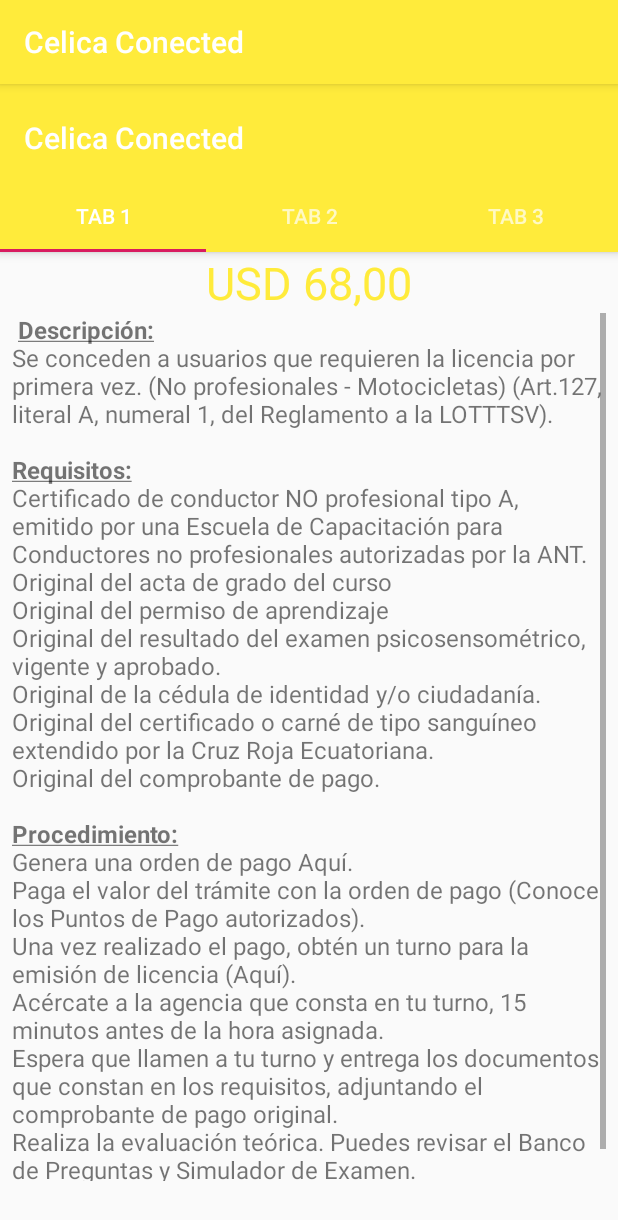
After one commit to xavker/CelicaConected232, an Android app: the fragment Licencia shown on its own in the app's theme, on a phone screen of 412 x 824 dp. The commit adds this screen. Shown: the top 1220 px of the screen. Run offline under Robolectric (Android 15) with nearby library versions, the phone set to English and light mode, and no system bars.

Commit message:
Agregado Tipo de Licencia

```diff
--- /dev/null
+++ b/app/src/main/java/com/xavker/celicaconected23/Navegador/Menu/TipoLicencia/Licencia.java
@@ -0,0 +1,80 @@
+package com.xavker.celicaconected23.Navegador.Menu.TipoLicencia;
+
+
+import android.os.Bundle;
+import android.view.LayoutInflater;
+import android.view.View;
+import android.view.ViewGroup;
+
+import com.google.android.material.tabs.TabLayout;
+import com.xavker.celicaconected23.R;
+
+import androidx.fragment.app.Fragment;
+import androidx.fragment.app.FragmentManager;
+import androidx.fragment.app.FragmentStatePagerAdapter;
+import androidx.viewpager.widget.ViewPager;
+
+
+public class Licencia extends Fragment {
+
+    @Override
+    public View onCreateView(LayoutInflater inflater, ViewGroup container,
+                             Bundle savedInstanceState) {
+        // Inflate the layout for this fragment
+        View view=inflater.inflate(R.layout.fragment_licencia, container, false);
+        MyPagerAdapter myPagerAdapter =new MyPagerAdapter(getActivity().getSupportFragmentManager());
+
+        ViewPager viewPager =  view.findViewById(R.id.container);
+        viewPager.setAdapter(myPagerAdapter);
+
+        TabLayout tabLayout =  view.findViewById(R.id.tabs);
+    //    tabLayout.setupWithViewPager(viewPager);
+
+
+        return view;
+    }
+
+    class MyPagerAdapter extends FragmentStatePagerAdapter {
+        public MyPagerAdapter(FragmentManager fm) {
+            super(fm);
+        }
+
+        @Override
+        public Fragment getItem(int i) {
+            Fragment fragment;
+            switch (i){
+                case 0:
+                    fragment=new TipoA();
+                    break;
+                case 1:
+                    fragment=new TipoB();
+                    break;
+                case 2:
+                    fragment=new TipoC();
+                    break;
+                default:
+                    fragment=null;
+            }
+            return fragment;
+        }
+
+        @Override
+        public int getCount() {
+            return 3;
+        }
+        @Override
+        public CharSequence getPageTitle(int position) {
+            switch (position) {
+                case 0:
+                    return "TIPO A";
+                case 1:
+                    return "TIPO B";
+                case 2:
+                    return "TIPO G";
+            }
+            return null;
+        }
+    }
+
+
+}
--- /dev/null
+++ b/app/src/main/java/com/xavker/celicaconected23/Navegador/Menu/TipoLicencia/TipoA.java
@@ -0,0 +1,36 @@
+package com.xavker.celicaconected23.Navegador.Menu.TipoLicencia;
+
+
+import android.os.Bundle;
+
+import android.text.method.ScrollingMovementMethod;
+import android.view.LayoutInflater;
+import android.view.View;
+import android.view.ViewGroup;
+import android.widget.TextView;
+import com.xavker.celicaconected23.R;
+
+import androidx.fragment.app.Fragment;
+
+/**
+ * A simple {@link Fragment} subclass.
+ */
+public class TipoA extends Fragment {
+
+
+    public TipoA() {
+        // Required empty public constructor
+    }
+
+
+    @Override
+    public View onCreateView(LayoutInflater inflater, ViewGroup container,
+                             Bundle savedInstanceState) {
+        // Inflate the layout for this fragment
+        View view= inflater.inflate(R.layout.fragment_tipoa, container, false);
+        TextView textView=view.findViewById(R.id.tipoa);
+        textView.setMovementMethod(new ScrollingMovementMethod());
+        return view;
+    }
+
+}
--- /dev/null
+++ b/app/src/main/java/com/xavker/celicaconected23/Navegador/Menu/TipoLicencia/TipoB.java
@@ -0,0 +1,34 @@
+package com.xavker.celicaconected23.Navegador.Menu.TipoLicencia;
+
+
+import android.os.Bundle;
+import android.text.method.ScrollingMovementMethod;
+import android.view.LayoutInflater;
+import android.view.View;
+import android.view.ViewGroup;
+import android.widget.TextView;
+import com.xavker.celicaconected23.R;
+
+import androidx.fragment.app.Fragment;
+
+/**
+ * A simple {@link Fragment} subclass.
+ */
+public class TipoB extends Fragment {
+
+
+    public TipoB() {
+        // Required empty public constructor
+    }
+
+
+    @Override
+    public View onCreateView(LayoutInflater inflater, ViewGroup container,
+                             Bundle savedInstanceState) {
+        // Inflate the layout for this fragment
+        View view = inflater.inflate(R.layout.fragment_tipo_b, container, false);
+        TextView textView = view.findViewById(R.id.tipob);
+        textView.setMovementMethod(new ScrollingMovementMethod());
+        return view;
+    }
+}
--- a/app/src/main/java/com/xavker/celicaconected23/Navegador/Navegador.java
+++ b/app/src/main/java/com/xavker/celicaconected23/Navegador/Navegador.java
@@ -21,7 +21,7 @@ import com.xavker.celicaconected23.Navegador.Menu.ConsultarTelefono.Telefono;
 import com.xavker.celicaconected23.Navegador.Menu.EnviarSugerencias.Sugerencias;
 import com.xavker.celicaconected23.Navegador.Menu.Home;
 import com.xavker.celicaconected23.Navegador.Menu.SalirCerrarSecion;
-import com.xavker.celicaconected23.NoConexion.Noconexion;
+import com.xavker.celicaconected23.Navegador.Menu.TipoLicencia.Licencia;
 import com.xavker.celicaconected23.R;
 
 public class Navegador extends AppCompatActivity
@@ -118,7 +118,7 @@ public class Navegador extends AppCompatActivity
 //            fragmentManager.beginTransaction().replace(R.id.contenedor,new MultasTransito()).commit();
 //        }
         else if (id == R.id.licencia) {
-            //fragmentManager.beginTransaction().replace(R.id.contenedor,new Licencia()).commit();
+            fragmentManager.beginTransaction().replace(R.id.contenedor,new Licencia()).commit();
         }
         else if (id == R.id.ser_bachiller) {
             //fragmentManager.beginTransaction().replace(R.id.contenedor,new SerBachiller()).commit();
--- /dev/null
+++ b/app/src/main/res/layout/fragment_licencia.xml
@@ -0,0 +1,68 @@
+<?xml version="1.0" encoding="utf-8"?>
+<FrameLayout xmlns:android="http://schemas.android.com/apk/res/android"
+    xmlns:tools="http://schemas.android.com/tools"
+    android:layout_width="match_parent"
+    android:layout_height="match_parent"
+    xmlns:app="http://schemas.android.com/apk/res-auto"
+    tools:context=".Navegador.Menu.TipoLicencia.Licencia">
+    <androidx.coordinatorlayout.widget.CoordinatorLayout
+
+        android:id="@+id/main_content"
+        android:layout_width="match_parent"
+        android:layout_height="match_parent"
+        android:fitsSystemWindows="true"
+       >
+
+        <com.google.android.material.appbar.AppBarLayout
+            android:id="@+id/appbar"
+            android:layout_width="match_parent"
+            android:layout_height="wrap_content"
+            android:paddingTop="@dimen/appbar_padding_top"
+            android:theme="@style/AppTheme.AppBarOverlay">
+
+            <androidx.appcompat.widget.Toolbar
+                android:id="@+id/toolbar"
+                android:layout_width="match_parent"
+                android:layout_height="?attr/actionBarSize"
+                android:layout_weight="1"
+                android:background="?attr/colorPrimary"
+                app:layout_scrollFlags="scroll|enterAlways"
+                app:popupTheme="@style/AppTheme.PopupOverlay"
+                app:title="@string/app_name">
+
+            </androidx.appcompat.widget.Toolbar>
+
+            <com.google.android.material.tabs.TabLayout
+                android:id="@+id/tabs"
+                android:layout_width="match_parent"
+                android:layout_height="wrap_content">
+
+                <com.google.android.material.tabs.TabItem
+                    android:id="@+id/tabItem"
+                    android:layout_width="wrap_content"
+                    android:layout_height="wrap_content"
+                    android:text="@string/tab_text_1" />
+
+                <com.google.android.material.tabs.TabItem
+                    android:id="@+id/tabItem2"
+                    android:layout_width="wrap_content"
+                    android:layout_height="wrap_content"
+                    android:text="@string/tab_text_2" />
+
+                <com.google.android.material.tabs.TabItem
+                    android:id="@+id/tabItem3"
+                    android:layout_width="wrap_content"
+                    android:layout_height="wrap_content"
+                    android:text="@string/tab_text_3" />
+
+            </com.google.android.material.tabs.TabLayout>
+        </com.google.android.material.appbar.AppBarLayout>
+
+        <androidx.viewpager.widget.ViewPager
+            android:id="@+id/container"
+            android:layout_width="match_parent"
+            android:layout_height="619dp"
+            app:layout_behavior="@string/appbar_scrolling_view_behavior" />
+
+    </androidx.coordinatorlayout.widget.CoordinatorLayout>
+</FrameLayout>
--- /dev/null
+++ b/app/src/main/res/layout/fragment_tipoa.xml
@@ -0,0 +1,36 @@
+<?xml version="1.0" encoding="utf-8"?>
+<FrameLayout xmlns:android="http://schemas.android.com/apk/res/android"
+    xmlns:app="http://schemas.android.com/apk/res-auto"
+    xmlns:tools="http://schemas.android.com/tools"
+    android:layout_width="match_parent"
+    android:layout_height="match_parent"
+    tools:context="Navegador.Menu.TipoLicencia.TipoA">
+
+    <!-- TODO: Update blank fragment layout -->
+    <LinearLayout
+        android:layout_width="match_parent"
+        android:orientation="vertical"
+        android:layout_height="match_parent">
+
+        <TextView
+            android:id="@+id/textView2"
+            android:layout_width="match_parent"
+            android:layout_height="wrap_content"
+            android:gravity="center_horizontal"
+            android:text="@string/costo_a"
+            android:textColor="@color/colorPrimary"
+            android:textSize="30sp" />
+
+        <TextView
+            android:id="@+id/tipoa"
+            android:layout_width="match_parent"
+            android:layout_height="match_parent"
+            android:layout_marginLeft="8dp"
+            android:layout_marginRight="8dp"
+            android:scrollbars="vertical"
+            android:text="@string/texto_tipoa"
+            android:textSize="16sp" />
+
+
+    </LinearLayout>
+</FrameLayout>
--- /dev/null
+++ b/app/src/main/res/values-w820dp/dimens.xml
@@ -0,0 +1,6 @@
+<resources>
+    <!-- Example customization of dimensions originally defined in res/values/dimens.xml
+         (such as screen margins) for screens with more than 820dp of available width. This
+         would include 7" and 10" devices in landscape (~960dp and ~1280dp respectively). -->
+    <dimen name="activity_horizontal_margin">64dp</dimen>
+</resources>
--- a/app/src/main/res/values/dimens.xml
+++ b/app/src/main/res/values/dimens.xml
@@ -5,4 +5,5 @@
     <dimen name="nav_header_vertical_spacing">8dp</dimen>
     <dimen name="nav_header_height">176dp</dimen>
     <dimen name="fab_margin">16dp</dimen>
+    <dimen name="appbar_padding_top">8dp</dimen>
 </resources>
--- a/app/src/main/res/values/strings.xml
+++ b/app/src/main/res/values/strings.xml
@@ -115,4 +115,5 @@
         <item>New Zealand</item>
         <item>India</item>
     </string-array>
+    <string name="title_activity_tipos_licencia">TiposLicencia</string>
 </resources>
--- a/app/src/main/res/values/styles.xml
+++ b/app/src/main/res/values/styles.xml
@@ -24,6 +24,7 @@
     <style name="AppCompatAlertDialogStyle" parent="Theme.AppCompat.Light.Dialog.Alert">
         <item name="colorAccent">@color/black</item>
         <item name="android:textColorPrimary">@color/white</item>
-        <item name="android:background">@color/grey_dialog_box</item> </style>
+        <item name="android:background">@color/grey_dialog_box</item>
+    </style>
 
 </resources>
--- /dev/null
+++ b/app/src/main/res/values/text_licencias.xml
@@ -0,0 +1,75 @@
+<?xml version="1.0" encoding="utf-8"?>
+<resources>
+    <string name="costo_a">USD 68,00</string>
+    <string name="costo_b">USD 68,00</string>
+    <string name="costo_c">USD 110,00</string>
+        <string name="texto_tipoa">
+                    <u><b>Descripción:</b></u>
+                    \nSe conceden a usuarios que requieren la licencia por primera vez. (No profesionales - Motocicletas) (Art.127, literal A, numeral 1, del Reglamento a la LOTTTSV).
+
+                    \n\n<u><b>Requisitos:</b></u>
+                    \nCertificado de conductor NO profesional tipo A, emitido por una Escuela de Capacitación para Conductores no profesionales autorizadas por la ANT.
+                    \nOriginal del acta de grado del curso
+                    \nOriginal del permiso de aprendizaje
+                    \nOriginal del resultado del examen psicosensométrico, vigente y aprobado.
+                    \nOriginal de la cédula de identidad y/o ciudadanía.
+                    \nOriginal del certificado o carné de tipo sanguíneo extendido por la Cruz Roja Ecuatoriana.
+                    \nOriginal del comprobante de pago.
+
+                    \n\n<u><b>Procedimiento:</b></u>
+                    \nGenera una orden de pago Aquí.
+                    \nPaga el valor del trámite con la orden de pago (Conoce los Puntos de Pago autorizados).
+                    \nUna vez realizado el pago, obtén un turno para la emisión de licencia (Aquí).
+                    \nAcércate a la agencia que consta en tu turno, 15 minutos antes de la hora asignada.
+                    \nEspera que llamen a tu turno y entrega los documentos que constan en los requisitos, adjuntando el comprobante de pago original.
+                    \nRealiza la evaluación teórica. Puedes revisar el Banco de Preguntas y Simulador de Examen.
+                    \nEspera la entrega de tu licencia.
+
+        </string>
+    <string name="texto_tipob">
+                    <u><b>Descripción:</b></u>
+                    \nSe concede a usuarios que requieren la licencia por primera vez. (Para automóviles y camionetas con acoplados de hasta 1,75 toneladas de carga útil o casas rodantes. Excepcionalmente, los automóviles y camionetas con acoplados de hasta 1.75 toneladas de carga útil de propiedad del Estado, podrán ser conducidos por los funcionarios y servidores públicos que posean licencia tipo B en las circunstancias y cumpliendo con los requisitos determinados en la normativa aplicable expedida por la contraloría General del Estado) .(Art.132, literal A, numeral 2, del Reglamento a la LOTTTSV).
+                    \n\n<u><b>Requisitos:</b></u>
+                    \nCertificado de conductor NO profesional tipo B, emitido por una Escuela de Capacitación para Conductores no profesionales autorizadas por la ANT.
+                        \nOriginal del acta de grado del curso.
+                        \nOriginal del permiso de aprendizaje.
+                        \nOriginal del resultado del examen psicosensométrico, vigente y aprobado.
+                        \nOriginal de la cédula de identidad y/o ciudadanía.
+                        \nOriginal del certificado o carné de tipo sanguíneo extendido por la Cruz Roja Ecuatoriana.
+                        \nOriginal del comprobante de pago.
+
+                    \n\n<u><b>Procedimiento:</b></u>
+                    \nGenera una orden de pago Aquí.
+                        \nPaga el valor del trámite con la orden de pago (Conoce los Puntos de Pago autorizados).
+                        \nUna vez realizado el pago, obtén un turno para la emisión de licencia (Aquí).
+                        \nAcercarse a la Agencia que consta en tu turno, 15 minutos antes de la hora asignada.
+                        \nEspera que llamen a tu turno y entrega los documentos que constan en los requisitos, adjuntando el comprobante de pago original.
+                        \nRealiza la evaluación teórica. Puedes revisar el Banco de Preguntas y Simulador de Examen.
+                        \nRecepción y validación de la documentación y pagos realizados.
+                        \nEspera la entrega de tu licencia.
+
+        </string>
+    <string name="texto_tipog">
+                    <u><b>Descripción:</b></u>
+                    \nLicencia de conducir para maquinaria agrícola, maquinaria pesada, equipos camineros (tractores, moto niveladoras, retroexcavadoras, montacargas, palas mecánicas y otros).
+                    \n\n<u><b>Requisitos:</b></u>
+                    \nCertificado de conductor NO profesional tipo B, emitido por una Escuela de Capacitación para Conductores no profesionales autorizadas por la ANT.
+                        \nOriginal del título y acta de grado de conductor profesional tipo G, otorgados por una escuela de capacitación autorizada por la ANT.
+                        \nOriginal del permiso de aprendizaje tipo G.
+                        \nOriginal del resultado del examen psicosensométrico, vigente y aprobado.
+                        \nOriginal de la cédula de identidad y/o ciudadanía.
+                        \nOriginal del certificado o carné de tipo sanguíneo extendido por la Cruz Roja Ecuatoriana.
+                        \nOriginal del comprobante de pago.
+
+                    \n\n<u><b>Procedimiento:</b></u>
+                    \nGenera una orden de pago Aquí.
+                        \nGenera una orden de pago Aquí
+                        \nPaga el valor del trámite con la orden de pago (Conoce los Puntos de Pago autorizados).
+                        \nUna vez realizado el pago, obtén un turno para la emisión de licencia (Aquí).
+                        \nAcércate a la agencia que consta en tu turno, 15 minutos antes de la hora asignada.
+                        \nEspera que llamen a tu turno y entrega los documentos que constan en los requisitos, adjuntando el comprobante de pago original.
+                        \nRealiza la evaluación teórica. Puedes revisar el Banco de Preguntas y Simulador de Examen.
+                        \nEspera la entrega de tu licencia.
+
+        </string>
+</resources>
```
Also changed, not shown: app/src/main/AndroidManifest.xml (+5 -9 lines), app/src/main/java/com/xavker/celicaconected23/Navegador/Menu/TipoLicencia/TipoC.java (added, +33 -0 lines), app/src/main/res/layout/activity_tipos_licencia.xml (added, +62 -0 lines), app/src/main/res/layout/fragment_tipo_b.xml (added, +37 -0 lines), app/src/main/res/layout/fragment_tipo_c.xml (added, +37 -0 lines), app/src/main/res/menu/menu_tipos_licencia.xml (added, +10 -0 lines), 1 other file.
